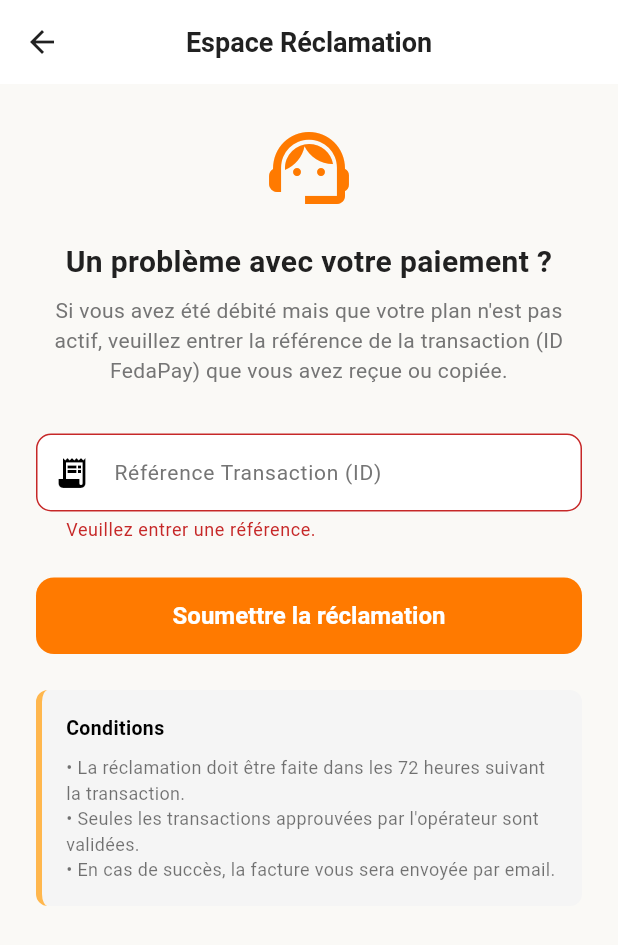
After one commit to jean13-png/G-CRM, a Flutter app: the ClaimScreen screen opened directly, after a tap on "Soumettre la réclamation", on a phone screen of 412 x 824 dp. The commit adds this screen. Shown: the top 945 px of the screen. Run offline on Flutter 3.47's test engine with Material 3 defaults, Android fonts, the phone set to English and light mode, and no system bars; our stand-ins replace cloud_firestore, csv, firebase_auth, firebase_core, pdf, printing and 1 more; accounts and stored records are empty.

Commit message:
Feat: Écran Espace Réclamation

```diff
--- /dev/null
+++ b/lib/views/enterprise/claim_screen.dart
@@ -0,0 +1,213 @@
+import 'dart:convert';
+import 'package:flutter/material.dart';
+import 'package:provider/provider.dart';
+import 'package:http/http.dart' as http;
+import '../../services/database_service.dart';
+import '../../app_config.dart';
+import '../../theme.dart';
+
+class ClaimScreen extends StatefulWidget {
+  const ClaimScreen({super.key});
+
+  @override
+  State<ClaimScreen> createState() => _ClaimScreenState();
+}
+
+class _ClaimScreenState extends State<ClaimScreen> {
+  final _formKey = GlobalKey<FormState>();
+  final _refController = TextEditingController();
+  bool _isLoading = false;
+  String? _resultMessage;
+  bool _isSuccess = false;
+
+  @override
+  void dispose() {
+    _refController.dispose();
+    super.dispose();
+  }
+
+  Future<void> _submitClaim() async {
+    if (!_formKey.currentState!.validate()) return;
+
+    setState(() {
+      _isLoading = true;
+      _resultMessage = null;
+    });
+
+    try {
+      final db = Provider.of<DatabaseService>(context, listen: false);
+      final enterprise = db.currentEnterprise;
+
+      if (enterprise == null) {
+        throw Exception("Entreprise non trouvée.");
+      }
+
+      final url = Uri.parse('${AppConfig.paymentServiceUrl}/claim-payment');
+
+      final response = await http.post(
+        url,
+        headers: {
+          'Content-Type': 'application/json',
+          'x-api-key': AppConfig.paymentInternalApiKey,
+        },
+        body: json.encode({
+          'enterpriseId': enterprise.id,
+          'transactionId': _refController.text.trim(),
+        }),
+      );
+
+      final body = json.decode(response.body);
+
+      if (response.statusCode == 200) {
+        setState(() {
+          _isSuccess = true;
+          _resultMessage = body['message'] ?? 'Réclamation validée avec succès.';
+        });
+        _refController.clear();
+      } else {
+        setState(() {
+          _isSuccess = false;
+          _resultMessage = body['error'] ?? 'Une erreur est survenue (${response.statusCode})';
+        });
+      }
+    } catch (e) {
+      setState(() {
+        _isSuccess = false;
+        _resultMessage = 'Erreur réseau ou serveur: \${e.toString()}';
+      });
+    } finally {
+      setState(() {
+        _isLoading = false;
+      });
+    }
+  }
+
+  @override
+  Widget build(BuildContext context) {
+    return Scaffold(
+      appBar: AppBar(
+        title: const Text('Espace Réclamation'),
+      ),
+      body: SingleChildScrollView(
+        padding: const EdgeInsets.all(24.0),
+        child: Column(
+          crossAxisAlignment: CrossAxisAlignment.stretch,
+          children: [
+            const Icon(Icons.support_agent, size: 64, color: AppTheme.primaryColor),
+            const SizedBox(height: 16),
+            const Text(
+              'Un problème avec votre paiement ?',
+              style: TextStyle(fontSize: 20, fontWeight: FontWeight.bold, color: AppTheme.textDark),
+              textAlign: TextAlign.center,
+            ),
+            const SizedBox(height: 8),
+            const Text(
+              'Si vous avez été débité mais que votre plan n\'est pas actif, veuillez entrer la référence de la transaction (ID FedaPay) que vous avez reçue ou copiée.',
+              style: TextStyle(fontSize: 14, color: AppTheme.textLight),
+              textAlign: TextAlign.center,
+            ),
+            const SizedBox(height: 32),
+
+            if (_resultMessage != null)
+              Container(
+                margin: const EdgeInsets.only(bottom: 24),
+                padding: const EdgeInsets.all(16),
+                decoration: BoxDecoration(
+                  color: _isSuccess ? Colors.green.shade50 : Colors.red.shade50,
+                  border: Border.all(color: _isSuccess ? Colors.green : Colors.red),
+                  borderRadius: BorderRadius.circular(8),
+                ),
+                child: Row(
+                  children: [
+                    Icon(
+                      _isSuccess ? Icons.check_circle : Icons.error,
+                      color: _isSuccess ? Colors.green : Colors.red,
+                    ),
+                    const SizedBox(width: 12),
+                    Expanded(
+                      child: Text(
+                        _resultMessage!,
+                        style: TextStyle(
+                          color: _isSuccess ? Colors.green.shade900 : Colors.red.shade900,
+                          fontWeight: FontWeight.w500,
+                        ),
+                      ),
+                    ),
+                  ],
+                ),
+              ),
+
+            Form(
+              key: _formKey,
+              child: TextFormField(
+                controller: _refController,
+                decoration: InputDecoration(
+                  labelText: 'Référence Transaction (ID)',
+                  hintText: 'Ex: 111665518',
+                  prefixIcon: const Icon(Icons.receipt_long),
+                  border: OutlineInputBorder(
+                    borderRadius: BorderRadius.circular(12),
+                  ),
+                ),
+                keyboardType: TextInputType.number,
+                validator: (val) {
+                  if (val == null || val.trim().isEmpty) {
+                    return 'Veuillez entrer une référence.';
+                  }
+                  return null;
+                },
+              ),
+            ),
+            const SizedBox(height: 24),
+            ElevatedButton(
+              onPressed: _isLoading ? null : _submitClaim,
+              style: ElevatedButton.styleFrom(
+                padding: const EdgeInsets.symmetric(vertical: 16),
+                backgroundColor: AppTheme.primaryColor,
+                shape: RoundedRectangleBorder(
+                  borderRadius: BorderRadius.circular(12),
+                ),
+              ),
+              child: _isLoading
+                  ? const SizedBox(
+                      width: 24,
+                      height: 24,
+                      child: CircularProgressIndicator(color: Colors.white, strokeWidth: 2),
+                    )
+                  : const Text(
+                      'Soumettre la réclamation',
+                      style: TextStyle(fontSize: 16, fontWeight: FontWeight.bold),
+                    ),
+            ),
+
+            const SizedBox(height: 24),
+            Container(
+              padding: const EdgeInsets.all(16),
+              decoration: BoxDecoration(
+                color: Colors.grey.shade100,
+                borderRadius: BorderRadius.circular(8),
+                border: Border(left: BorderSide(color: Colors.orange.shade300, width: 4)),
+              ),
+              child: const Column(
+                crossAxisAlignment: CrossAxisAlignment.start,
+                children: [
+                  Text(
+                    'Conditions',
+                    style: TextStyle(fontWeight: FontWeight.bold, fontSize: 13),
+                  ),
+                  SizedBox(height: 8),
+                  Text(
+                    '• La réclamation doit être faite dans les 72 heures suivant la transaction.\n'
+                    '• Seules les transactions approuvées par l\'opérateur sont validées.\n'
+                    '• En cas de succès, la facture vous sera envoyée par email.',
+                    style: TextStyle(fontSize: 12, color: Colors.black54),
+                  ),
+                ],
+              ),
+            ),
+          ],
+        ),
+      ),
+    );
+  }
+}
--- a/lib/views/enterprise/subscription_screen.dart
+++ b/lib/views/enterprise/subscription_screen.dart
@@ -7,6 +7,7 @@ import '../../services/database_service.dart';
 import '../../models/enterprise.dart';
 import '../../app_config.dart';
 import '../../theme.dart';
+import 'claim_screen.dart';
 
 // ============================================================
 //  Modèle des plans tarifaires (synchronisé avec SAAS_PRICING_SPEC.md)
@@ -432,6 +433,18 @@ class _SubscriptionScreenState extends State<SubscriptionScreen> {
     return Scaffold(
       appBar: AppBar(
         title: const Text('Mes Abonnements'),
+        actions: [
+          IconButton(
+            icon: const Icon(Icons.support_agent),
+            tooltip: 'Réclamation',
+            onPressed: () {
+              Navigator.push(
+                context,
+                MaterialPageRoute(builder: (_) => const ClaimScreen()),
+              );
+            },
+          ),
+        ],
       ),
       body: SingleChildScrollView(
         padding: const EdgeInsets.all(16),
```
